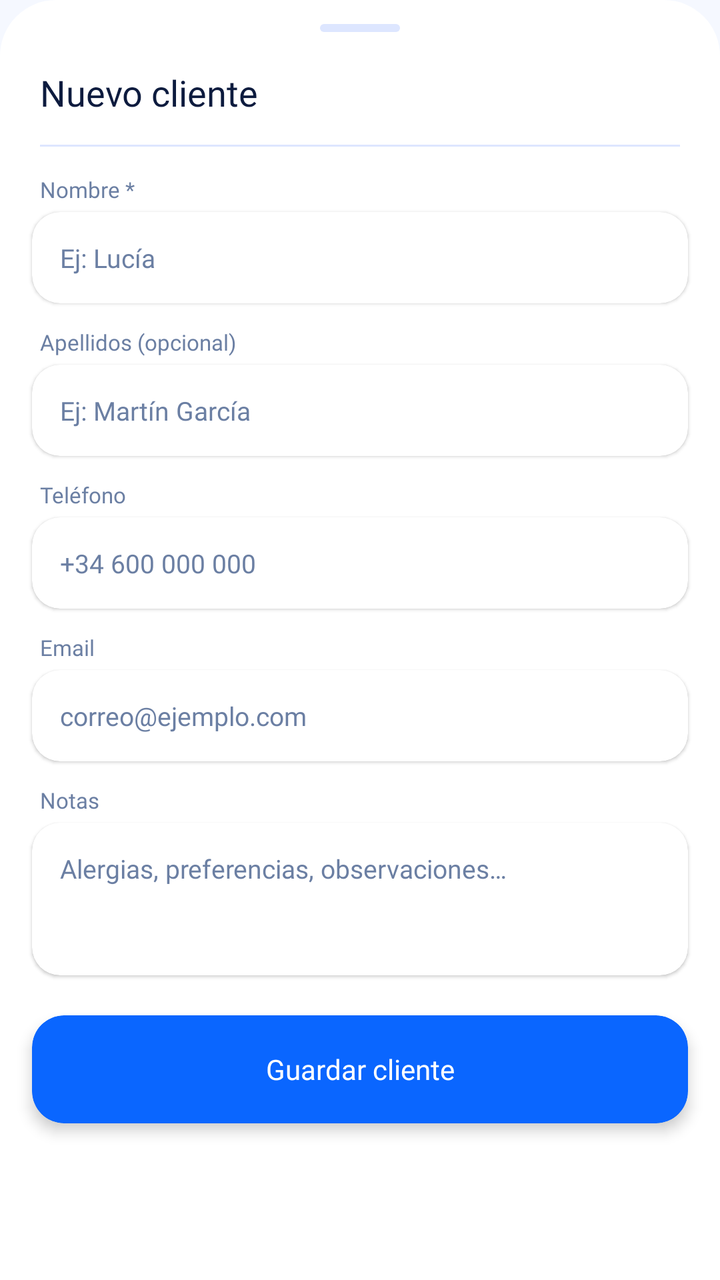
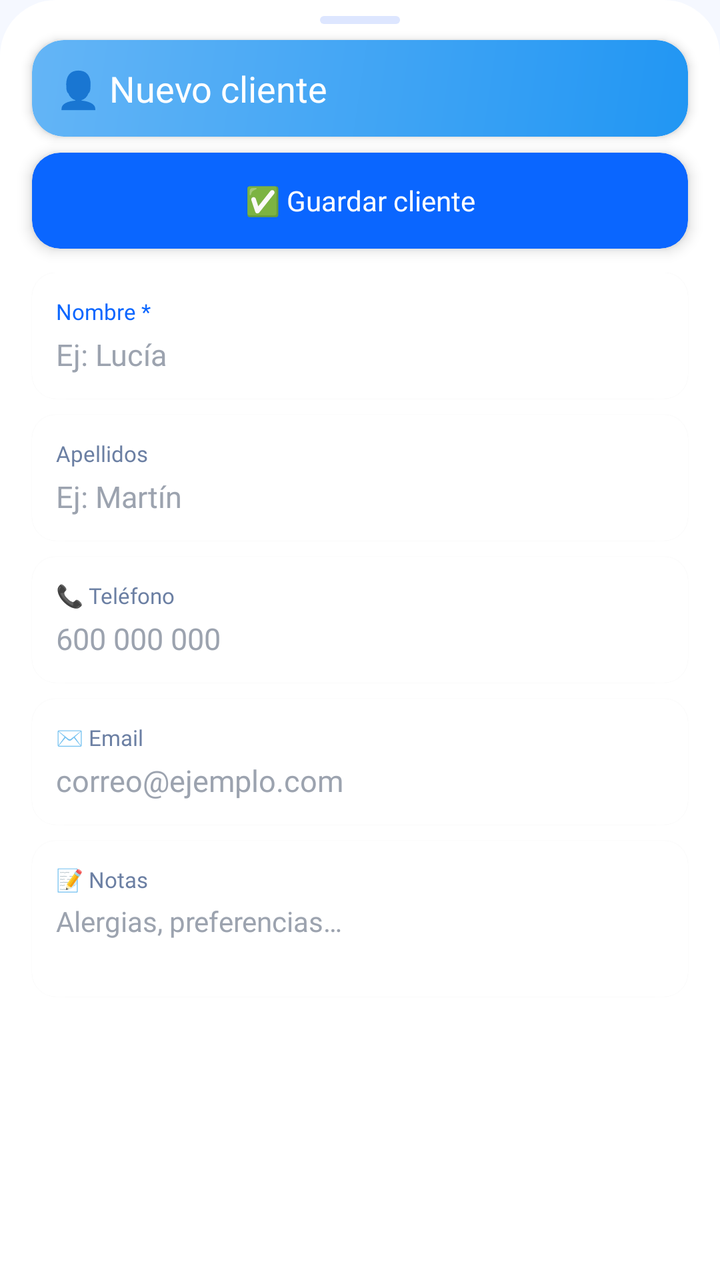

Before-and-after screenshots of an Android layout around one commit, followed by the original layout XML and the change that was made.
<!-- AndroidManifest.xml: application theme Theme.KauNatureApplication -->
<!-- res/layout/sheet_nuevo_cliente.xml -->
<?xml version="1.0" encoding="utf-8"?>
<LinearLayout
    xmlns:android="http://schemas.android.com/apk/res/android"
    xmlns:app="http://schemas.android.com/apk/res-auto"
    android:layout_width="match_parent"
    android:layout_height="wrap_content"
    android:orientation="vertical"
    android:background="@drawable/shape_sheet_bg">

    
    <View
        android:layout_width="40dp"
        android:layout_height="4dp"
        android:layout_gravity="center_horizontal"
        android:layout_marginTop="12dp"
        android:layout_marginBottom="4dp"
        android:background="@drawable/shape_handle"/>

    
    <TextView
        android:layout_width="wrap_content"
        android:layout_height="wrap_content"
        android:text="Nuevo cliente"
        android:textSize="18sp"
        android:textColor="@color/text_primary"
        android:fontFamily="@font/outfit_bold"
        android:paddingStart="20dp"
        android:paddingEnd="20dp"
        android:paddingTop="14dp"
        android:paddingBottom="14dp"/>

    <View
        android:layout_width="match_parent"
        android:layout_height="1dp"
        android:background="@color/border"
        android:layout_marginStart="20dp"
        android:layout_marginEnd="20dp"
        android:layout_marginBottom="14dp"/>

    
    <TextView
        android:layout_width="wrap_content"
        android:layout_height="wrap_content"
        android:text="Nombre *"
        android:textSize="11sp"
        android:textColor="@color/text_muted"
        android:fontFamily="@font/outfit_bold"
        android:paddingStart="20dp"
        android:paddingBottom="4dp"/>

    <androidx.cardview.widget.CardView
        android:layout_width="match_parent"
        android:layout_height="wrap_content"
        android:layout_marginStart="16dp"
        android:layout_marginEnd="16dp"
        android:layout_marginBottom="12dp"
        app:cardCornerRadius="14dp"
        app:cardElevation="1dp"
        app:cardBackgroundColor="@color/white">

        <EditText
            android:id="@+id/etNuevoNombre"
            android:layout_width="match_parent"
            android:layout_height="wrap_content"
            android:hint="Ej: Lucía"
            android:textSize="13sp"
            android:textColor="@color/text_primary"
            android:textColorHint="@color/text_muted"
            android:fontFamily="@font/outfit_regular"
            android:background="@null"
            android:padding="14dp"
            android:inputType="textPersonName"
            android:maxLines="1"/>

    </androidx.cardview.widget.CardView>

    
    <TextView
        android:layout_width="wrap_content"
        android:layout_height="wrap_content"
        android:text="Apellidos (opcional)"
        android:textSize="11sp"
        android:textColor="@color/text_muted"
        android:fontFamily="@font/outfit_bold"
        android:paddingStart="20dp"
        android:paddingBottom="4dp"/>

    <androidx.cardview.widget.CardView
        android:layout_width="match_parent"
        android:layout_height="wrap_content"
        android:layout_marginStart="16dp"
        android:layout_marginEnd="16dp"
        android:layout_marginBottom="12dp"
        app:cardCornerRadius="14dp"
        app:cardElevation="1dp"
        app:cardBackgroundColor="@color/white">

        <EditText
            android:id="@+id/etNuevoApellidos"
            android:layout_width="match_parent"
            android:layout_height="wrap_content"
            android:hint="Ej: Martín García"
            android:textSize="13sp"
            android:textColor="@color/text_primary"
            android:textColorHint="@color/text_muted"
            android:fontFamily="@font/outfit_regular"
            android:background="@null"
            android:padding="14dp"
            android:inputType="textPersonName"
            android:maxLines="1"/>

    </androidx.cardview.widget.CardView>

    
    <TextView
        android:layout_width="wrap_content"
        android:layout_height="wrap_content"
        android:text="Teléfono"
        android:textSize="11sp"
        android:textColor="@color/text_muted"
        android:fontFamily="@font/outfit_bold"
        android:paddingStart="20dp"
        android:paddingBottom="4dp"/>

    <androidx.cardview.widget.CardView
        android:layout_width="match_parent"
        android:layout_height="wrap_content"
        android:layout_marginStart="16dp"
        android:layout_marginEnd="16dp"
        android:layout_marginBottom="12dp"
        app:cardCornerRadius="14dp"
        app:cardElevation="1dp"
        app:cardBackgroundColor="@color/white">

        <EditText
            android:id="@+id/etNuevoTelefono"
            android:layout_width="match_parent"
            android:layout_height="wrap_content"
            android:hint="+34 600 000 000"
            android:textSize="13sp"
            android:textColor="@color/text_primary"
            android:textColorHint="@color/text_muted"
            android:fontFamily="@font/outfit_regular"
            android:background="@null"
            android:padding="14dp"
            android:inputType="phone"
            android:maxLines="1"/>

    </androidx.cardview.widget.CardView>

    
    <TextView
        android:layout_width="wrap_content"
        android:layout_height="wrap_content"
        android:text="Email"
        android:textSize="11sp"
        android:textColor="@color/text_muted"
        android:fontFamily="@font/outfit_bold"
        android:paddingStart="20dp"
        android:paddingBottom="4dp"/>

    <androidx.cardview.widget.CardView
        android:layout_width="match_parent"
        android:layout_height="wrap_content"
        android:layout_marginStart="16dp"
        android:layout_marginEnd="16dp"
        android:layout_marginBottom="12dp"
        app:cardCornerRadius="14dp"
        app:cardElevation="1dp"
        app:cardBackgroundColor="@color/white">

        <EditText
            android:id="@+id/etNuevoEmail"
            android:layout_width="match_parent"
            android:layout_height="wrap_content"
            android:hint="correo@ejemplo.com"
            android:textSize="13sp"
            android:textColor="@color/text_primary"
            android:textColorHint="@color/text_muted"
            android:fontFamily="@font/outfit_regular"
            android:background="@null"
            android:padding="14dp"
            android:inputType="textEmailAddress"
            android:maxLines="1"/>

    </androidx.cardview.widget.CardView>

    
    <TextView
        android:layout_width="wrap_content"
        android:layout_height="wrap_content"
        android:text="Notas"
        android:textSize="11sp"
        android:textColor="@color/text_muted"
        android:fontFamily="@font/outfit_bold"
        android:paddingStart="20dp"
        android:paddingBottom="4dp"/>

    <androidx.cardview.widget.CardView
        android:layout_width="match_parent"
        android:layout_height="wrap_content"
        android:layout_marginStart="16dp"
        android:layout_marginEnd="16dp"
        android:layout_marginBottom="20dp"
        app:cardCornerRadius="14dp"
        app:cardElevation="1dp"
        app:cardBackgroundColor="@color/white">

        <EditText
            android:id="@+id/etNuevoNotas"
            android:layout_width="match_parent"
            android:layout_height="wrap_content"
            android:hint="Alergias, preferencias, observaciones…"
            android:textSize="13sp"
            android:textColor="@color/text_primary"
            android:textColorHint="@color/text_muted"
            android:fontFamily="@font/outfit_regular"
            android:background="@null"
            android:padding="14dp"
            android:inputType="textMultiLine"
            android:minLines="3"
            android:maxLines="5"
            android:gravity="top"/>

    </androidx.cardview.widget.CardView>

    
    <androidx.cardview.widget.CardView
        android:id="@+id/btnGuardarCliente"
        android:layout_width="match_parent"
        android:layout_height="54dp"
        android:layout_marginStart="16dp"
        android:layout_marginEnd="16dp"
        android:layout_marginBottom="24dp"
        app:cardCornerRadius="16dp"
        app:cardElevation="4dp"
        app:cardBackgroundColor="@color/accent_blue">

        <TextView
            android:layout_width="match_parent"
            android:layout_height="match_parent"
            android:text="Guardar cliente"
            android:textSize="14sp"
            android:textColor="@color/white"
            android:fontFamily="@font/outfit_bold"
            android:gravity="center"/>

    </androidx.cardview.widget.CardView>

</LinearLayout>
<!-- resources referenced by this layout -->
<resources>
  <color name="accent_blue">#0A66FF</color>
  <color name="border">#DDE6FF</color>
  <color name="text_muted">#6B7FA3</color>
  <color name="text_primary">#0D1B3E</color>
  <color name="white">#FFFFFF</color>
  <!-- drawable shape_handle (drawable) -->
  <?xml version="1.0" encoding="utf-8"?>
  <shape xmlns:android="http://schemas.android.com/apk/res/android"
      android:shape="rectangle">
      <solid android:color="#DDE6FF"/>
      <corners android:radius="99dp"/>
  </shape>
  <!-- drawable shape_sheet_bg (drawable) -->
  <?xml version="1.0" encoding="utf-8"?>
  <shape xmlns:android="http://schemas.android.com/apk/res/android"
      android:shape="rectangle">
      <solid android:color="#FFFFFF"/>
      <corners
          android:topLeftRadius="28dp"
          android:topRightRadius="28dp"/>
  </shape>
  <style name="Theme.KauNatureApplication" parent="Theme.MaterialComponents.DayNight.NoActionBar">
          <item name="colorPrimary">@color/accent_blue</item>
          <item name="colorPrimaryVariant">@color/accent_blue_light</item>
          <item name="colorOnPrimary">@color/white</item>
          
          <item name="android:colorBackground">@color/bg_main</item>
          <item name="colorSurface">@color/white</item>
          <item name="colorSurfaceVariant">@color/blue_pale2</item>
          <item name="colorOnSurface">@color/text_primary</item>
          <item name="colorOnSurfaceVariant">@color/text_muted</item>
          
          <item name="android:statusBarColor">@color/white</item>
          <item name="android:navigationBarColor">@color/white</item>
          <item name="android:windowLightStatusBar">true</item>
      </style>
  <color name="accent_blue_light">#3D85FF</color>
  <color name="bg_main">#F5F8FF</color>
  <color name="blue_pale2">#F0F5FF</color>
</resources>

<!-- the commit's change to res/layout/sheet_nuevo_cliente.xml (unified diff, before → after) -->
@@ -3,7 +3,7 @@
     xmlns:android="http://schemas.android.com/apk/res/android"
     xmlns:app="http://schemas.android.com/apk/res-auto"
     android:layout_width="match_parent"
-    android:layout_height="wrap_content"
+    android:layout_height="match_parent"
     android:orientation="vertical"
     android:background="@drawable/shape_sheet_bg">
 
@@ -12,234 +12,55 @@
         android:layout_width="40dp"
         android:layout_height="4dp"
         android:layout_gravity="center_horizontal"
-        android:layout_marginTop="12dp"
-        android:layout_marginBottom="4dp"
+        android:layout_marginTop="8dp"
+        android:layout_marginBottom="8dp"
         android:background="@drawable/shape_handle"/>
 
     
-    <TextView
-        android:layout_width="wrap_content"
-        android:layout_height="wrap_content"
-        android:text="Nuevo cliente"
-        android:textSize="18sp"
-        android:textColor="@color/text_primary"
-        android:fontFamily="@font/outfit_bold"
-        android:paddingStart="20dp"
-        android:paddingEnd="20dp"
-        android:paddingTop="14dp"
-        android:paddingBottom="14dp"/>
-
-    <View
-        android:layout_width="match_parent"
-        android:layout_height="1dp"
-        android:background="@color/border"
-        android:layout_marginStart="20dp"
-        android:layout_marginEnd="20dp"
-        android:layout_marginBottom="14dp"/>
-
-    
-    <TextView
-        android:layout_width="wrap_content"
-        android:layout_height="wrap_content"
-        android:text="Nombre *"
-        android:textSize="11sp"
-        android:textColor="@color/text_muted"
-        android:fontFamily="@font/outfit_bold"
-        android:paddingStart="20dp"
-        android:paddingBottom="4dp"/>
-
     <androidx.cardview.widget.CardView
         android:layout_width="match_parent"
         android:layout_height="wrap_content"
         android:layout_marginStart="16dp"
         android:layout_marginEnd="16dp"
-        android:layout_marginBottom="12dp"
-        app:cardCornerRadius="14dp"
-        app:cardElevation="1dp"
-        app:cardBackgroundColor="@color/white">
-
-        <EditText
-            android:id="@+id/etNuevoNombre"
+        android:layout_marginBottom="8dp"
+        app:cardCornerRadius="16dp"
+        app:cardElevation="3dp">
+
+        <LinearLayout
             android:layout_width="match_parent"
             android:layout_height="wrap_content"
-            android:hint="Ej: Lucía"
-            android:textSize="13sp"
-            android:textColor="@color/text_primary"
-            android:textColorHint="@color/text_muted"
-            android:fontFamily="@font/outfit_regular"
-            android:background="@null"
-            android:padding="14dp"
-            android:inputType="textPersonName"
-            android:maxLines="1"/>
+            android:orientation="vertical"
+            android:background="@drawable/gradient_blue_primary"
+            android:padding="12dp">
+
+            <TextView
+                android:layout_width="wrap_content"
+                android:layout_height="wrap_content"
+                android:text="👤 Nuevo cliente"
+                android:textSize="18sp"
+                android:textColor="@color/white"
+                android:fontFamily="@font/outfit_bold"/>
+
+        </LinearLayout>
 
     </androidx.cardview.widget.CardView>
 
     
-    <TextView
-        android:layout_width="wrap_content"
-        android:layout_height="wrap_content"
-        android:text="Apellidos (opcional)"
-        android:textSize="11sp"
-        android:textColor="@color/text_muted"
-        android:fontFamily="@font/outfit_bold"
-        android:paddingStart="20dp"
-        android:paddingBottom="4dp"/>
-
     <androidx.cardview.widget.CardView
+        android:id="@+id/btnGuardarCliente"
         android:layout_width="match_parent"
-        android:layout_height="wrap_content"
+        android:layout_height="48dp"
         android:layout_marginStart="16dp"
         android:layout_marginEnd="16dp"
         android:layout_marginBottom="12dp"
         app:cardCornerRadius="14dp"
-        app:cardElevation="1dp"
-        app:cardBackgroundColor="@color/white">
-
-        <EditText
-            android:id="@+id/etNuevoApellidos"
-            android:layout_width="match_parent"
-            android:layout_height="wrap_content"
-            android:hint="Ej: Martín García"
-            android:textSize="13sp"
-            android:textColor="@color/text_primary"
-            android:textColorHint="@color/text_muted"
-            android:fontFamily="@font/outfit_regular"
-            android:background="@null"
-            android:padding="14dp"
-            android:inputType="textPersonName"
-            android:maxLines="1"/>
-
-    </androidx.cardview.widget.CardView>
-
-    
-    <TextView
-        android:layout_width="wrap_content"
-        android:layout_height="wrap_content"
-        android:text="Teléfono"
-        android:textSize="11sp"
-        android:textColor="@color/text_muted"
-        android:fontFamily="@font/outfit_bold"
-        android:paddingStart="20dp"
-        android:paddingBottom="4dp"/>
-
-    <androidx.cardview.widget.CardView
-        android:layout_width="match_parent"
-        android:layout_height="wrap_content"
-        android:layout_marginStart="16dp"
-        android:layout_marginEnd="16dp"
-        android:layout_marginBottom="12dp"
-        app:cardCornerRadius="14dp"
-        app:cardElevation="1dp"
-        app:cardBackgroundColor="@color/white">
-
-        <EditText
-            android:id="@+id/etNuevoTelefono"
-            android:layout_width="match_parent"
-            android:layout_height="wrap_content"
-            android:hint="+34 600 000 000"
-            android:textSize="13sp"
-            android:textColor="@color/text_primary"
-            android:textColorHint="@color/text_muted"
-            android:fontFamily="@font/outfit_regular"
-            android:background="@null"
-            android:padding="14dp"
-            android:inputType="phone"
-            android:maxLines="1"/>
-
-    </androidx.cardview.widget.CardView>
-
-    
-    <TextView
-        android:layout_width="wrap_content"
-        android:layout_height="wrap_content"
-        android:text="Email"
-        android:textSize="11sp"
-        android:textColor="@color/text_muted"
-        android:fontFamily="@font/outfit_bold"
-        android:paddingStart="20dp"
-        android:paddingBottom="4dp"/>
-
-    <androidx.cardview.widget.CardView
-        android:layout_width="match_parent"
-        android:layout_height="wrap_content"
-        android:layout_marginStart="16dp"
-        android:layout_marginEnd="16dp"
-        android:layout_marginBottom="12dp"
-        app:cardCornerRadius="14dp"
-        app:cardElevation="1dp"
-        app:cardBackgroundColor="@color/white">
-
-        <EditText
-            android:id="@+id/etNuevoEmail"
-            android:layout_width="match_parent"
-            android:layout_height="wrap_content"
-            android:hint="correo@ejemplo.com"
-            android:textSize="13sp"
-            android:textColor="@color/text_primary"
-            android:textColorHint="@color/text_muted"
-            android:fontFamily="@font/outfit_regular"
-            android:background="@null"
-            android:padding="14dp"
-            android:inputType="textEmailAddress"
-            android:maxLines="1"/>
-
-    </androidx.cardview.widget.CardView>
-
-    
-    <TextView
-        android:layout_width="wrap_content"
-        android:layout_height="wrap_content"
-        android:text="Notas"
-        android:textSize="11sp"
-        android:textColor="@color/text_muted"
-        android:fontFamily="@font/outfit_bold"
-        android:paddingStart="20dp"
-        android:paddingBottom="4dp"/>
-
-    <androidx.cardview.widget.CardView
-        android:layout_width="match_parent"
-        android:layout_height="wrap_content"
-        android:layout_marginStart="16dp"
-        android:layout_marginEnd="16dp"
-        android:layout_marginBottom="20dp"
-        app:cardCornerRadius="14dp"
-        app:cardElevation="1dp"
-        app:cardBackgroundColor="@color/white">
-
-        <EditText
-            android:id="@+id/etNuevoNotas"
-            android:layout_width="match_parent"
-            android:layout_height="wrap_content"
-            android:hint="Alergias, preferencias, observaciones…"
-            android:textSize="13sp"
-            android:textColor="@color/text_primary"
-            android:textColorHint="@color/text_muted"
-            android:fontFamily="@font/outfit_regular"
-            android:background="@null"
-            android:padding="14dp"
-            android:inputType="textMultiLine"
-            android:minLines="3"
-            android:maxLines="5"
-            android:gravity="top"/>
-
-    </androidx.cardview.widget.CardView>
-
-    
-    <androidx.cardview.widget.CardView
-        android:id="@+id/btnGuardarCliente"
-        android:layout_width="match_parent"
-        android:layout_height="54dp"
-        android:layout_marginStart="16dp"
-        android:layout_marginEnd="16dp"
-        android:layout_marginBottom="24dp"
-        app:cardCornerRadius="16dp"
         app:cardElevation="4dp"
-        app:cardBackgroundColor="@color/accent_blue">
+        app:cardBackgroundColor="#0A66FF">
 
         <TextView
             android:layout_width="match_parent"
             android:layout_height="match_parent"
-            android:text="Guardar cliente"
+            android:text="✅ Guardar cliente"
             android:textSize="14sp"
             android:textColor="@color/white"
             android:fontFamily="@font/outfit_bold"
@@ -247,4 +68,238 @@
 
     </androidx.cardview.widget.CardView>
 
+    
+    <androidx.core.widget.NestedScrollView
+        android:layout_width="match_parent"
+        android:layout_height="0dp"
+        android:layout_weight="1"
+        android:fillViewport="true">
+
+        <LinearLayout
+            android:layout_width="match_parent"
+            android:layout_height="wrap_content"
+            android:orientation="vertical"
+            android:paddingBottom="16dp">
+
+            
+            <androidx.cardview.widget.CardView
+                android:layout_width="match_parent"
+                android:layout_height="wrap_content"
+                android:layout_marginStart="16dp"
+                android:layout_marginEnd="16dp"
+                android:layout_marginBottom="8dp"
+                app:cardCornerRadius="12dp"
+                app:cardElevation="1dp"
+                app:cardBackgroundColor="@color/white">
+
+                <LinearLayout
+                    android:layout_width="match_parent"
+                    android:layout_height="wrap_content"
+                    android:orientation="vertical"
+                    android:padding="12dp">
+
+                    <TextView
+                        android:layout_width="wrap_content"
+                        android:layout_height="wrap_content"
+                        android:text="Nombre *"
+                        android:textSize="11sp"
+                        android:textColor="#0A66FF"
+                        android:fontFamily="@font/outfit_bold"
+                        android:layout_marginBottom="4dp"/>
+
+                    <EditText
+                        android:id="@+id/etNuevoNombre"
+                        android:layout_width="match_parent"
+                        android:layout_height="wrap_content"
+                        android:hint="Ej: Lucía"
+                        android:textSize="15sp"
+                        android:textColor="@color/text_primary"
+                        android:textColorHint="#9CA3AF"
+                        android:fontFamily="@font/outfit_regular"
+                        android:background="@null"
+                        android:inputType="textCapWords"
+                        android:maxLines="1"/>
+
+                </LinearLayout>
+
+            </androidx.cardview.widget.CardView>
+
+            
+            <androidx.cardview.widget.CardView
+                android:layout_width="match_parent"
+                android:layout_height="wrap_content"
+                android:layout_marginStart="16dp"
+                android:layout_marginEnd="16dp"
+                android:layout_marginBottom="8dp"
+                app:cardCornerRadius="12dp"
+                app:cardElevation="1dp"
+                app:cardBackgroundColor="@color/white">
+
+                <LinearLayout
+                    android:layout_width="match_parent"
+                    android:layout_height="wrap_content"
+                    android:orientation="vertical"
+                    android:padding="12dp">
+
+                    <TextView
+                        android:layout_width="wrap_content"
+                        android:layout_height="wrap_content"
+                        android:text="Apellidos"
+                        android:textSize="11sp"
+                        android:textColor="@color/text_muted"
+                        android:fontFamily="@font/outfit_bold"
+                        android:layout_marginBottom="4dp"/>
+
+                    <EditText
+                        android:id="@+id/etNuevoApellidos"
+                        android:layout_width="match_parent"
+                        android:layout_height="wrap_content"
+                        android:hint="Ej: Martín"
+                        android:textSize="15sp"
+                        android:textColor="@color/text_primary"
+                        android:textColorHint="#9CA3AF"
+                        android:fontFamily="@font/outfit_regular"
+                        android:background="@null"
+                        android:inputType="textCapWords"
+                        android:maxLines="1"/>
+
+                </LinearLayout>
+
+            </androidx.cardview.widget.CardView>
+
+            
+            <androidx.cardview.widget.CardView
+                android:layout_width="match_parent"
+                android:layout_height="wrap_content"
+                android:layout_marginStart="16dp"
+                android:layout_marginEnd="16dp"
+                android:layout_marginBottom="8dp"
+                app:cardCornerRadius="12dp"
+                app:cardElevation="1dp"
+                app:cardBackgroundColor="@color/white">
+
+                <LinearLayout
+                    android:layout_width="match_parent"
+                    android:layout_height="wrap_content"
+                    android:orientation="vertical"
+                    android:padding="12dp">
+
+                    <TextView
+                        android:layout_width="wrap_content"
+                        android:layout_height="wrap_content"
+                        android:text="📞 Teléfono"
+                        android:textSize="11sp"
+                        android:textColor="@color/text_muted"
+                        android:fontFamily="@font/outfit_bold"
+                        android:layout_marginBottom="4dp"/>
+
+                    <EditText
+                        android:id="@+id/etNuevoTelefono"
+                        android:layout_width="match_parent"
+                        android:layout_height="wrap_content"
+                        android:hint="600 000 000"
+                        android:textSize="15sp"
+                        android:textColor="@color/text_primary"
+                        android:textColorHint="#9CA3AF"
+                        android:fontFamily="@font/outfit_regular"
+                        android:background="@null"
+                        android:inputType="phone"
+                        android:maxLines="1"/>
+
+                </LinearLayout>
+
+            </androidx.cardview.widget.CardView>
+
+            
+            <androidx.cardview.widget.CardView
+                android:layout_width="match_parent"
+                android:layout_height="wrap_content"
+                android:layout_marginStart="16dp"
+                android:layout_marginEnd="16dp"
+                android:layout_marginBottom="8dp"
+                app:cardCornerRadius="12dp"
+                app:cardElevation="1dp"
+                app:cardBackgroundColor="@color/white">
+
+                <LinearLayout
+                    android:layout_width="match_parent"
+                    android:layout_height="wrap_content"
+                    android:orientation="vertical"
+                    android:padding="12dp">
+
+                    <TextView
+                        android:layout_width="wrap_content"
+                        android:layout_height="wrap_content"
+                        android:text="✉️ Email"
+                        android:textSize="11sp"
+                        android:textColor="@color/text_muted"
+                        android:fontFamily="@font/outfit_bold"
+                        android:layout_marginBottom="4dp"/>
+
+                    <EditText
+                        android:id="@+id/etNuevoEmail"
+                        android:layout_width="match_parent"
+                        android:layout_height="wrap_content"
+                        android:hint="correo@ejemplo.com"
+                        android:textSize="15sp"
+                        android:textColor="@color/text_primary"
+                        android:textColorHint="#9CA3AF"
+                        android:fontFamily="@font/outfit_regular"
+                        android:background="@null"
+                        android:inputType="textEmailAddress"
+                        android:maxLines="1"/>
+
+                </LinearLayout>
+
+            </androidx.cardview.widget.CardView>
+
+            
+            <androidx.cardview.widget.CardView
+                android:layout_width="match_parent"
+                android:layout_height="wrap_content"
+                android:layout_marginStart="16dp"
+                android:layout_marginEnd="16dp"
+                app:cardCornerRadius="12dp"
+                app:cardElevation="1dp"
+                app:cardBackgroundColor="@color/white">
+
+                <LinearLayout
+                    android:layout_width="match_parent"
+                    android:layout_height="wrap_content"
+                    android:orientation="vertical"
+                    android:padding="12dp">
+
+                    <TextView
+                        android:layout_width="wrap_content"
+                        android:layout_height="wrap_content"
+                        android:text="📝 Notas"
+                        android:textSize="11sp"
+                        android:textColor="@color/text_muted"
+                        android:fontFamily="@font/outfit_bold"
+                        android:layout_marginBottom="4dp"/>
+
+                    <EditText
+                        android:id="@+id/etNuevoNotas"
+                        android:layout_width="match_parent"
+                        android:layout_height="wrap_content"
+                        android:hint="Alergias, preferencias…"
+                        android:textSize="14sp"
+                        android:textColor="@color/text_primary"
+                        android:textColorHint="#9CA3AF"
+                        android:fontFamily="@font/outfit_regular"
+                        android:background="@null"
+                        android:inputType="textMultiLine|textCapSentences"
+                        android:minLines="2"
+                        android:maxLines="2"
+                        android:gravity="top"
+                        android:scrollbars="vertical"/>
+
+                </LinearLayout>
+
+            </androidx.cardview.widget.CardView>
+
+        </LinearLayout>
+
+    </androidx.core.widget.NestedScrollView>
+
 </LinearLayout>
<!-- resource entries referenced after the edit -->
@@ -1,10 +1,20 @@
 <!-- resources referenced by this layout -->
 <resources>
   <color name="accent_blue">#0A66FF</color>
-  <color name="border">#DDE6FF</color>
   <color name="text_muted">#6B7FA3</color>
   <color name="text_primary">#0D1B3E</color>
   <color name="white">#FFFFFF</color>
+  <!-- drawable gradient_blue_primary (drawable) -->
+  <?xml version="1.0" encoding="utf-8"?>
+  <shape xmlns:android="http://schemas.android.com/apk/res/android"
+      android:shape="rectangle">
+      <gradient
+          android:angle="135"
+          android:startColor="#2196F3"
+          android:endColor="#64B5F6"
+          android:type="linear" />
+      <corners android:radius="16dp" />
+  </shape>
   <!-- drawable shape_handle (drawable) -->
   <?xml version="1.0" encoding="utf-8"?>
   <shape xmlns:android="http://schemas.android.com/apk/res/android"
